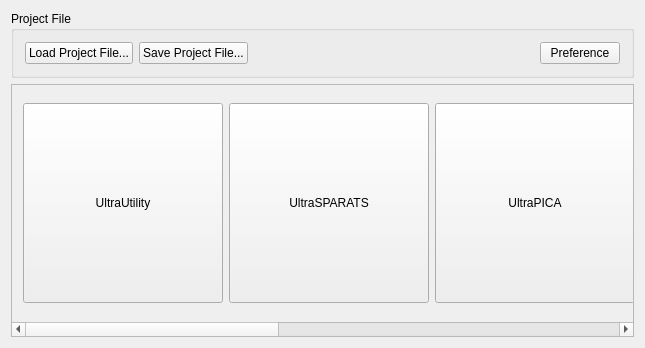
Qt form CMain.ui (unming2002/Parameter_input_GUI) before a commit.
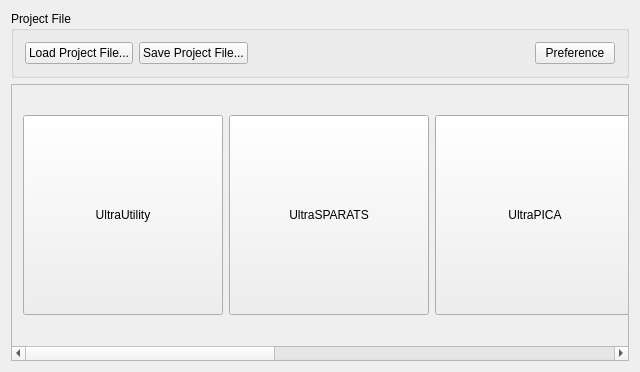
The same form after that commit.

```diff
--- a/CMain.ui
+++ b/CMain.ui
@@ -6,8 +6,8 @@
    <rect>
     <x>0</x>
     <y>0</y>
-    <width>645</width>
-    <height>348</height>
+    <width>640</width>
+    <height>372</height>
    </rect>
   </property>
   <property name="windowTitle">
@@ -71,7 +71,7 @@
         <x>0</x>
         <y>0</y>
         <width>1448</width>
-        <height>226</height>
+        <height>250</height>
        </rect>
       </property>
       <layout class="QHBoxLayout" name="horizontalLayout">
```
Left out of the diff: 2 changed lines with no effect on the pictures.
